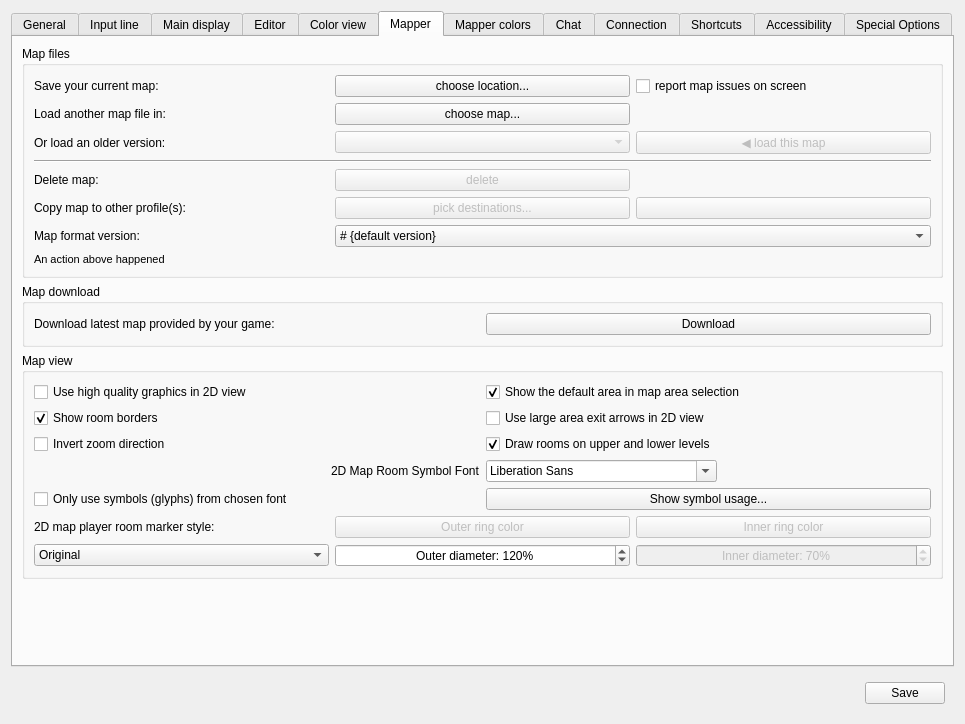
Old version of the form src/ui/profile_preferences.ui in the repository ThalynLabs/Mudlet.
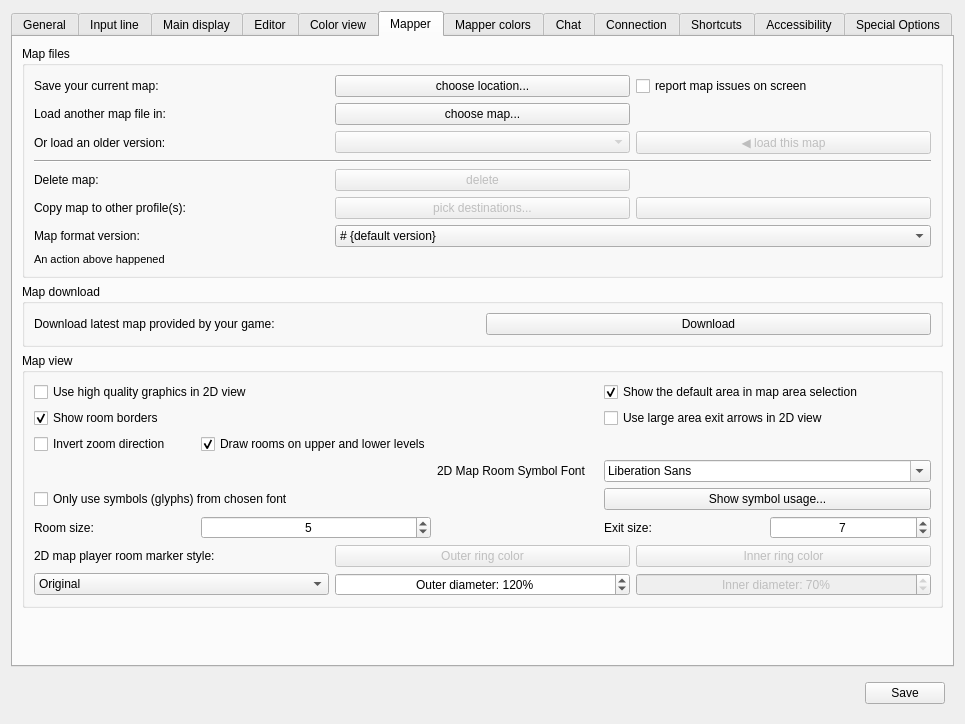
New version of the form. The open tabs and pages were chosen to show the change. Icons and pictures are not drawn. Custom widgets are drawn as their Qt base class.

Commit message: Improve: re-organise mapper options into a hamburger menu (#8280)

What changed in the file:
```diff
--- a/src/ui/profile_preferences.ui
+++ b/src/ui/profile_preferences.ui
@@ -2459,31 +2459,31 @@
          <property name="title">
           <string>Map view</string>
          </property>
-         <layout class="QGridLayout" name="gridLayout_groupBox_mapViewOptions">
-          <item row="0" column="0">
-           <widget class="QCheckBox" name="mMapperUseAntiAlias">
-            <property name="toolTip">
-             <string>&lt;p&gt;This enables anti-aliasing (AA) for the 2D map view, making it look smoother and nicer. Disable this if you're on a very slow computer.&lt;/p&gt;&lt;p&gt;3D map view always has anti-aliasing enabled.&lt;/p&gt;</string>
-            </property>
+         <layout class="QGridLayout" name="gridLayout">
+          <item row="3" column="3" colspan="2">
+           <widget class="QFontComboBox" name="fontComboBox_mapSymbols"/>
+          </item>
+          <item row="5" column="0">
+           <widget class="QLabel" name="label_roomSize">
             <property name="text">
-             <string>Use high quality graphics in 2D view</string>
+             <string>Room size:</string>
+            </property>
+            <property name="buddy">
+             <cstring>spinBox_roomSize</cstring>
             </property>
            </widget>
           </item>
-          <item row="0" column="1">
-           <widget class="QCheckBox" name="checkBox_showDefaultArea">
-            <property name="toolTip">
-             <string>&lt;p&gt;The default area (area id -1) is used by some mapper scripts as a temporary 'holding area' for rooms before they're placed in the correct area.&lt;/p&gt;</string>
-            </property>
+          <item row="1" column="3" colspan="2">
+           <widget class="QCheckBox" name="checkBox_largeAreaExitArrows">
             <property name="text">
-             <string>Show the default area in map area selection</string>
+             <string>Use large area exit arrows in 2D view</string>
             </property>
             <property name="checked">
-             <bool>true</bool>
+             <bool>false</bool>
             </property>
            </widget>
           </item>
-          <item row="1" column="0">
+          <item row="1" column="0" colspan="2">
            <widget class="QCheckBox" name="checkbox_mMapperShowRoomBorders">
             <property name="toolTip">
              <string>&lt;p&gt;This enables borders around room. Color can be set in Mapper colors tab.&lt;/p&gt;</string>
@@ -2496,17 +2496,21 @@
             </property>
            </widget>
           </item>
-          <item row="1" column="1">
-           <widget class="QCheckBox" name="checkBox_largeAreaExitArrows">
+          <item row="4" column="0" colspan="3">
+           <widget class="QCheckBox" name="checkBox_isOnlyMapSymbolFontToBeUsed">
             <property name="text">
-             <string>Use large area exit arrows in 2D view</string>
+             <string>Only use symbols (glyphs) from chosen font</string>
             </property>
-            <property name="checked">
-             <bool>false</bool>
+           </widget>
+          </item>
+          <item row="3" column="2">
+           <widget class="QLabel" name="label_mapSymbolsFont">
+            <property name="text">
+             <string>2D Map Room Symbol Font</string>
             </property>
            </widget>
           </item>
-          <item row="2" column="0">
+          <item row="2" column="0" colspan="2">
            <widget class="QCheckBox" name="checkBox_invertMapZoom">
             <property name="toolTip">
              <string>&lt;p&gt;If checked, scrolling up zooms out and scrolling down zooms in. If unchecked, scrolling up zooms in and scrolling down zooms out.&lt;/p&gt;</string>
@@ -2532,31 +2536,88 @@
             </property>
            </widget>
           </item>
-          <item row="3" column="0" alignment="Qt::AlignmentFlag::AlignRight">
-           <widget class="QLabel" name="label_mapSymbolsFont">
+          <item row="5" column="3">
+           <widget class="QLabel" name="label_exitSize">
             <property name="text">
-             <string>2D Map Room Symbol Font</string>
+             <string>Exit size:</string>
             </property>
            </widget>
           </item>
-          <item row="3" column="1" alignment="Qt::AlignmentFlag::AlignLeft">
-           <widget class="QFontComboBox" name="fontComboBox_mapSymbols"/>
+          <item row="5" column="4">
+           <widget class="QSpinBox" name="spinBox_exitSize">
+            <property name="sizePolicy">
+             <sizepolicy hsizetype="Preferred" vsizetype="Fixed">
+              <horstretch>0</horstretch>
+              <verstretch>0</verstretch>
+             </sizepolicy>
+            </property>
+            <property name="alignment">
+             <set>Qt::AlignmentFlag::AlignCenter</set>
+            </property>
+            <property name="minimum">
+             <number>2</number>
+            </property>
+            <property name="maximum">
+             <number>20</number>
+            </property>
+            <property name="value">
+             <number>7</number>
+            </property>
+           </widget>
           </item>
-          <item row="4" column="0">
-           <widget class="QCheckBox" name="checkBox_isOnlyMapSymbolFontToBeUsed">
+          <item row="5" column="1">
+           <widget class="QSpinBox" name="spinBox_roomSize">
+            <property name="sizePolicy">
+             <sizepolicy hsizetype="Preferred" vsizetype="Fixed">
+              <horstretch>0</horstretch>
+              <verstretch>0</verstretch>
+             </sizepolicy>
+            </property>
+            <property name="alignment">
+             <set>Qt::AlignmentFlag::AlignCenter</set>
+            </property>
+            <property name="minimum">
+             <number>1</number>
+            </property>
+            <property name="maximum">
+             <number>11</number>
+            </property>
+            <property name="value">
+             <number>5</number>
+            </property>
+           </widget>
+          </item>
+          <item row="0" column="3" colspan="2">
+           <widget class="QCheckBox" name="checkBox_showDefaultArea">
+            <property name="toolTip">
+             <string>&lt;p&gt;The default area (area id -1) is used by some mapper scripts as a temporary 'holding area' for rooms before they're placed in the correct area.&lt;/p&gt;</string>
+            </property>
             <property name="text">
-             <string>Only use symbols (glyphs) from chosen font</string>
+             <string>Show the default area in map area selection</string>
             </property>
+            <property name="checked">
+             <bool>true</bool>
+            </property>
            </widget>
           </item>
-          <item row="4" column="1">
+          <item row="0" column="0" colspan="2">
+           <widget class="QCheckBox" name="mMapperUseAntiAlias">
+            <property name="toolTip">
+             <string>&lt;p&gt;This enables anti-aliasing (AA) for the 2D map view, making it look smoother and nicer. Disable this if you're on a very slow computer.&lt;/p&gt;&lt;p&gt;3D map view always has anti-aliasing enabled.&lt;/p&gt;</string>
+            </property>
+            <property name="text">
+             <string>Use high quality graphics in 2D view</string>
+            </property>
+           </widget>
+          </item>
+          <item row="4" column="3" colspan="2">
            <widget class="QPushButton" name="pushButton_showGlyphUsage">
             <property name="text">
              <string>Show symbol usage...</string>
             </property>
            </widget>
           </item>
-          <item row="5" column="0" colspan="2">
+          <item row="6" column="0" colspan="5">
            <widget class="QWidget" name="widget_playerRoomStyle" native="true">
             <layout class="QGridLayout" name="gridLayout_widget_playerRoomStyle">
              <property name="leftMargin">
```
Left out of the diff: 5 changed lines with no effect on the pictures. The commit also changes 7 other files.
